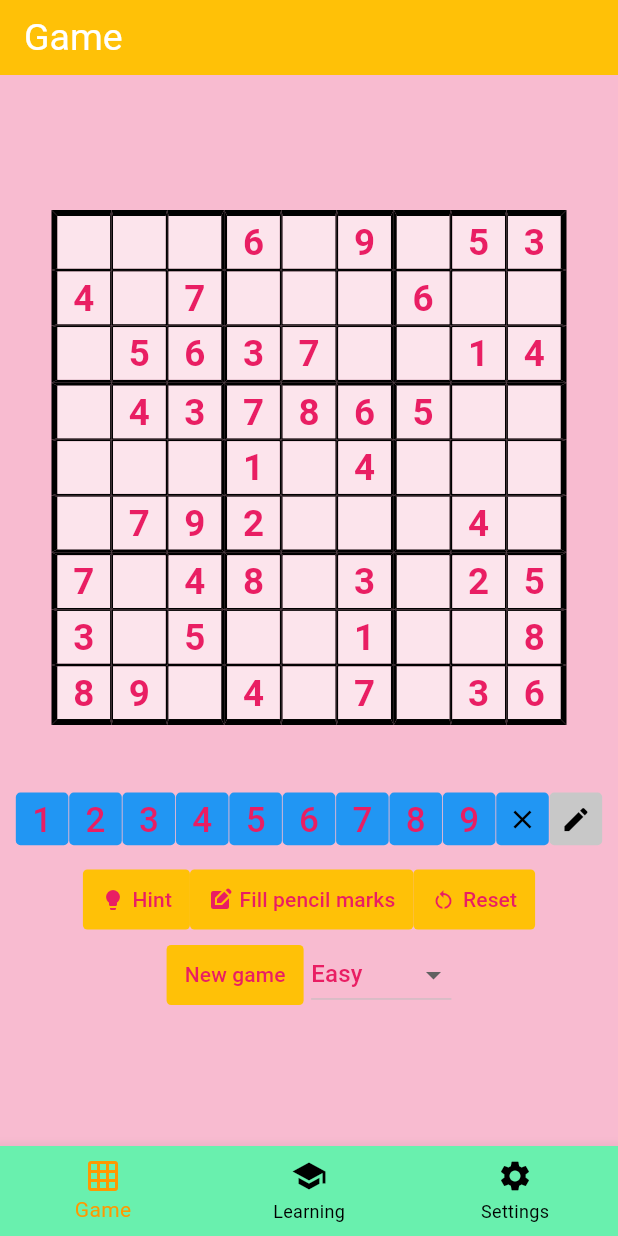
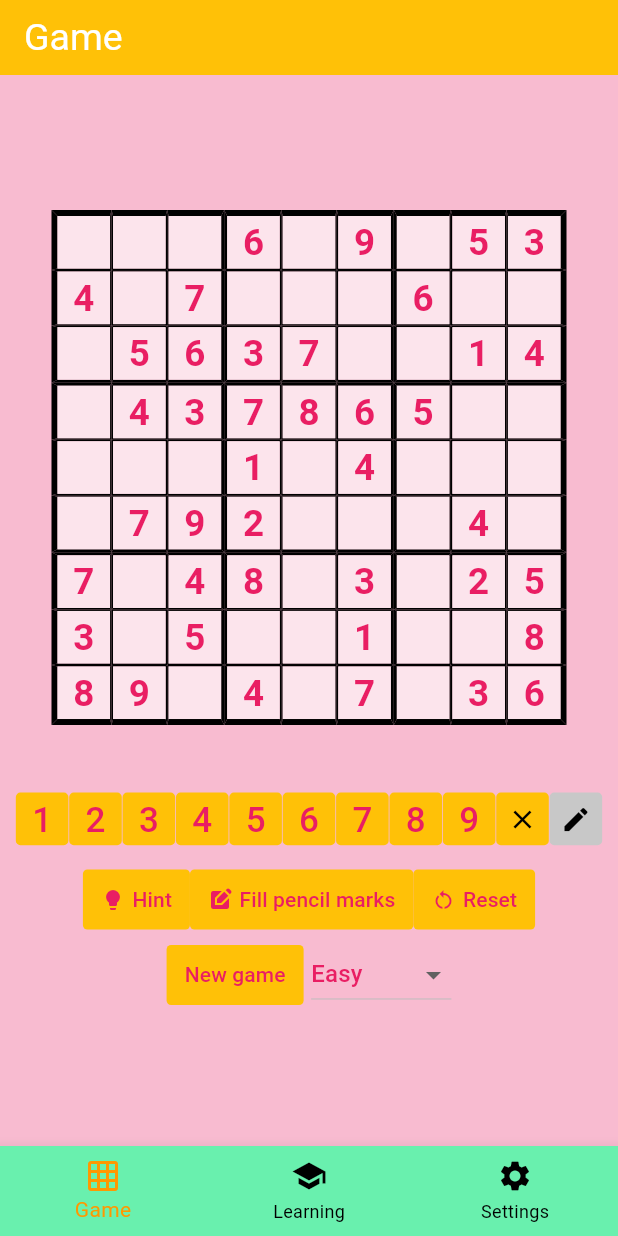
Before and after one commit to Majuo/thesis, a Flutter app: the screen it shows after launch, item 2 of the bottom bar chosen, on a phone screen of 412 x 824 dp. Run offline on Flutter 3.47's test engine with Material 2 defaults, Android fonts, the phone set to English and light mode, and no system bars; our stand-ins replace shared_preferences; generated files the repository leaves out were written again.

Commit message:
apply themes on num buttons

```diff
--- a/sudoku_app/lib/widgets/sudoku_buttons_panel.dart
+++ b/sudoku_app/lib/widgets/sudoku_buttons_panel.dart
@@ -20,10 +20,10 @@ class SudokuButtonsPanelState extends State<SudokuButtonsPanel> {
 
   bool isInNotesMode = false;
 
-  Color numBtnColor = Colors.blue;
+  Color? numBtnColor;
   Color notesBtnColor = SudokuButtonsPanel.lightGreyColor;
 
-  void switchButtonsColors() {
+  void switchButtonsColors(BuildContext context) {
     if (isInNotesMode) {
       setState(() {
         notesBtnColor = Colors.grey;
@@ -32,7 +32,7 @@ class SudokuButtonsPanelState extends State<SudokuButtonsPanel> {
     } else {
       setState(() {
         notesBtnColor = SudokuButtonsPanel.lightGreyColor;
-        numBtnColor = Colors.blue;
+        numBtnColor = null;
       });
     }
   }
@@ -55,7 +55,7 @@ class SudokuButtonsPanelState extends State<SudokuButtonsPanel> {
                   height: SudokuCellWidget.cellSize,
                   child: TextButton(
                     style: ButtonStyle(
-                      backgroundColor: MaterialStateProperty.all(numBtnColor),
+                      backgroundColor: numBtnColor == null ? Theme.of(context).textButtonTheme.style!.backgroundColor! : MaterialStateProperty.all(numBtnColor),
                       shape: MaterialStateProperty.all<RoundedRectangleBorder>(
                         RoundedRectangleBorder(
                           borderRadius: BorderRadius.circular(3)
@@ -76,7 +76,7 @@ class SudokuButtonsPanelState extends State<SudokuButtonsPanel> {
                   height: SudokuCellWidget.cellSize,
                   child: IconButton(
                     style: ButtonStyle(
-                      backgroundColor: MaterialStateProperty.all(numBtnColor),
+                      backgroundColor: numBtnColor == null ? Theme.of(context).textButtonTheme.style!.backgroundColor! : MaterialStateProperty.all(numBtnColor),
                       shape: MaterialStateProperty.all<RoundedRectangleBorder>(
                         RoundedRectangleBorder(
                           borderRadius: BorderRadius.circular(3)
@@ -106,7 +106,7 @@ class SudokuButtonsPanelState extends State<SudokuButtonsPanel> {
                     ),
                     onPressed: () {
                       isInNotesMode = !isInNotesMode;
-                      switchButtonsColors();
+                      switchButtonsColors(context);
                       widget.notesOnClick();
                     },
                     icon: Icon(Icons.edit, size: SudokuCellWidget.cellSize / 1.7)
--- a/sudoku_app/lib/widgets/sudoku_game.dart
+++ b/sudoku_app/lib/widgets/sudoku_game.dart
@@ -87,7 +87,7 @@ class _SudokuGameState extends State<SudokuGame> {
       }
       if (isInNotesMode) {
           numberButtonsWidget?.currentState?.isInNotesMode = true;
-          numberButtonsWidget?.currentState?.switchButtonsColors();
+          numberButtonsWidget?.currentState?.switchButtonsColors(context);
       }
       for (var errorCell in game.errorCells) {
         var cellWidget = gridWidget?.currentState?.cellWidgets.elementAt(errorCell.row).children.elementAt(errorCell.col) as SudokuCellWidget;
--- a/sudoku_app/lib/widgets/sudoku_problem_widget.dart
+++ b/sudoku_app/lib/widgets/sudoku_problem_widget.dart
@@ -65,7 +65,7 @@ class _SudokuProblemWidgetState extends State<SudokuProblemWidget> {
       }
       if (isInNotesMode) {
           numberButtonsWidget?.currentState?.isInNotesMode = true;
-          numberButtonsWidget?.currentState?.switchButtonsColors();
+          numberButtonsWidget?.currentState?.switchButtonsColors(context);
       }
     });
     return Column(
```
